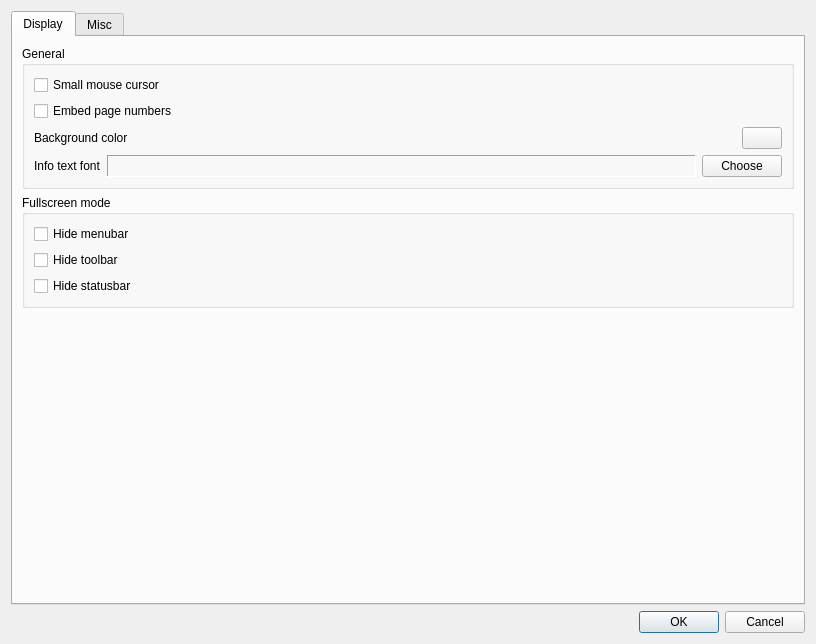
Above: src/ConfigDialog.ui from stolowski/QComicBook before the change. Below: the same form after it.
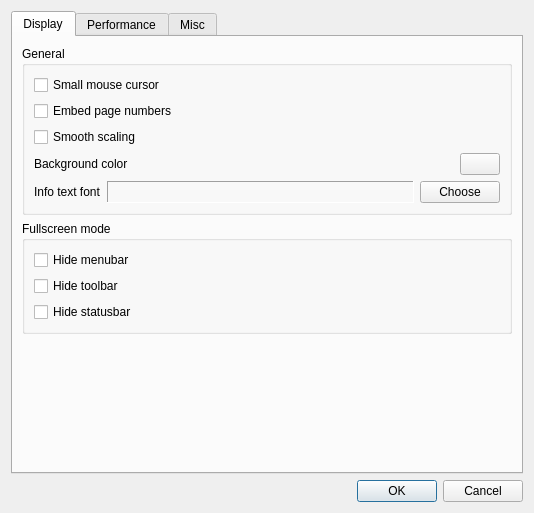
That is the form after the change.

Commit message: Dodanie opcji Smooth scaling. Ladowanie strony z wyprzedzeniem przez emit requestu w disposeOrRequestPage.

What changed in the file:
```diff
--- a/src/ConfigDialog.ui
+++ b/src/ConfigDialog.ui
@@ -6,8 +6,8 @@
    <rect>
     <x>0</x>
     <y>0</y>
-    <width>816</width>
-    <height>644</height>
+    <width>534</width>
+    <height>513</height>
    </rect>
   </property>
   <property name="windowTitle">
@@ -50,6 +50,13 @@
             </property>
            </widget>
           </item>
+          <item>
+           <widget class="QCheckBox" name="cb_smoothscaling">
+            <property name="text">
+             <string>Smooth scaling</string>
+            </property>
+           </widget>
+          </item>
           <item>
            <layout class="QHBoxLayout" name="horizontalLayout">
             <item>
@@ -171,7 +178,7 @@
      </widget>
      <widget class="QWidget" name="tab_2">
       <attribute name="title">
-       <string>Misc</string>
+       <string>Performance</string>
       </attribute>
       <layout class="QVBoxLayout" name="verticalLayout_8">
        <item>
@@ -285,6 +292,26 @@
         </widget>
        </item>
        <item>
+        <spacer name="verticalSpacer_2">
+         <property name="orientation">
+          <enum>Qt::Vertical</enum>
+         </property>
+         <property name="sizeHint" stdset="0">
+          <size>
+           <width>398</width>
+           <height>149</height>
+          </size>
+         </property>
+        </spacer>
+       </item>
+      </layout>
+     </widget>
+     <widget class="QWidget" name="tab_3">
+      <attribute name="title">
+       <string>Misc</string>
+      </attribute>
+      <layout class="QVBoxLayout" name="verticalLayout_9">
+       <item>
         <widget class="QGroupBox" name="groupBox_5">
          <property name="title">
           <string>Convenience</string>
```
Left out of the diff: 9 changed lines with no effect on the pictures. The commit also changes 7 other files.
